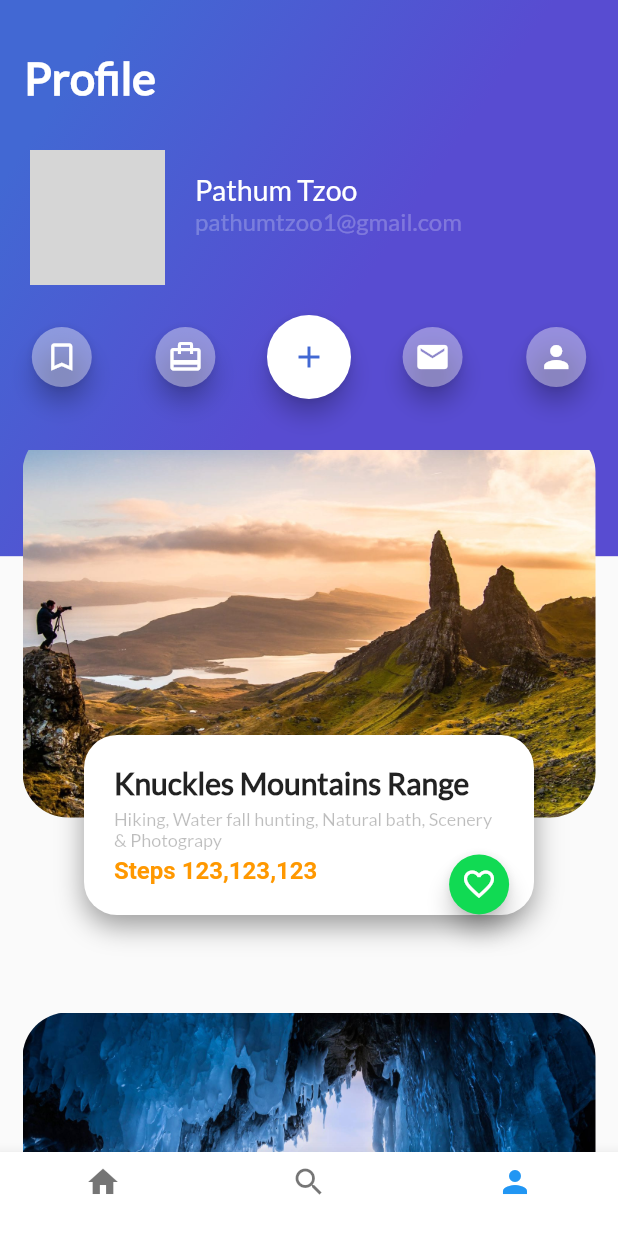
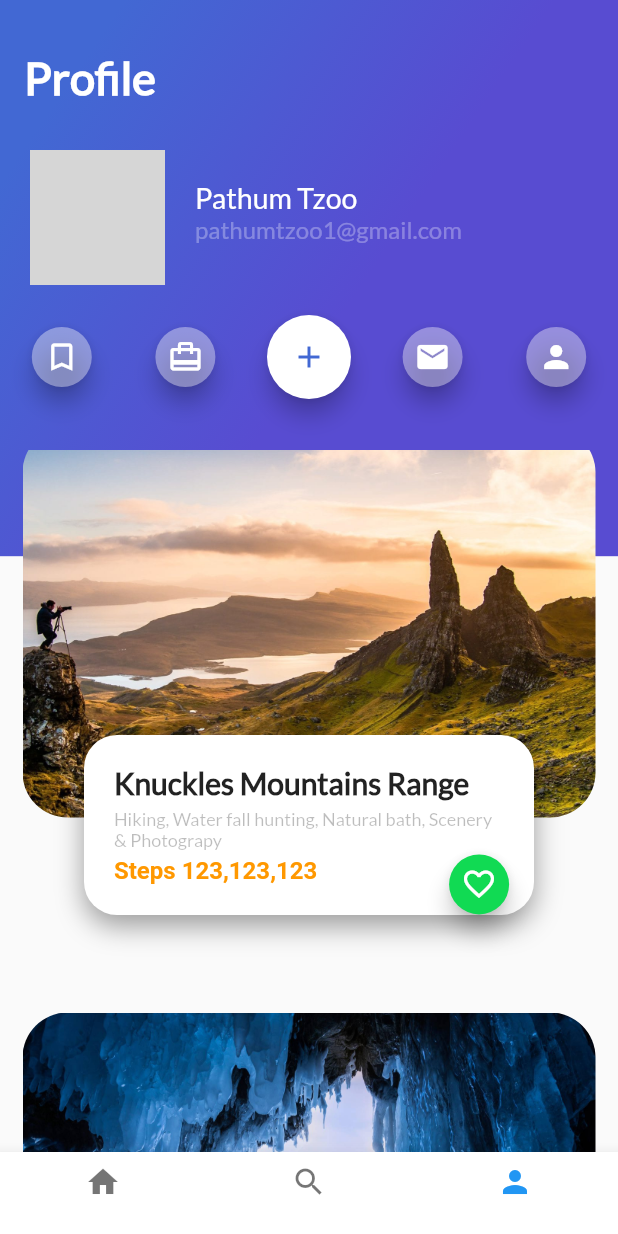
Before and after one commit to SwaXTech/Trips, a Flutter app: the screen it shows after launch, item 3 of the bottom bar chosen, on a phone screen of 412 x 824 dp. Run offline on Flutter 3.47's test engine with Material 2 defaults, Android fonts, the phone set to English and light mode, and no system bars; grey boxes are pictures that could not be loaded.

Commit message:
Fix profile margins

```diff
--- a/lib/profile_info.dart
+++ b/lib/profile_info.dart
@@ -29,7 +29,7 @@ class ProfileInfo extends StatelessWidget {
       child: Text(
         email,
         style: TextStyle(
-            color: Colors.white24,
+            color: Colors.white30,
             fontSize: 16.0,
             fontFamily: 'Lato'
         ),
@@ -37,7 +37,7 @@ class ProfileInfo extends StatelessWidget {
     );
 
     final info = Container(
-      margin: EdgeInsets.only(top: 35.0),
+      margin: EdgeInsets.only(top: 40.0),
       child: Column(
         crossAxisAlignment: CrossAxisAlignment.start,
         children: [
@@ -48,7 +48,7 @@ class ProfileInfo extends StatelessWidget {
     );
 
     return Container(
-      margin: EdgeInsets.only(top: 80.0),
+      margin: EdgeInsets.symmetric(vertical: 80, horizontal: 0),
       child: Row(
         crossAxisAlignment: CrossAxisAlignment.start,
         children: [
```
